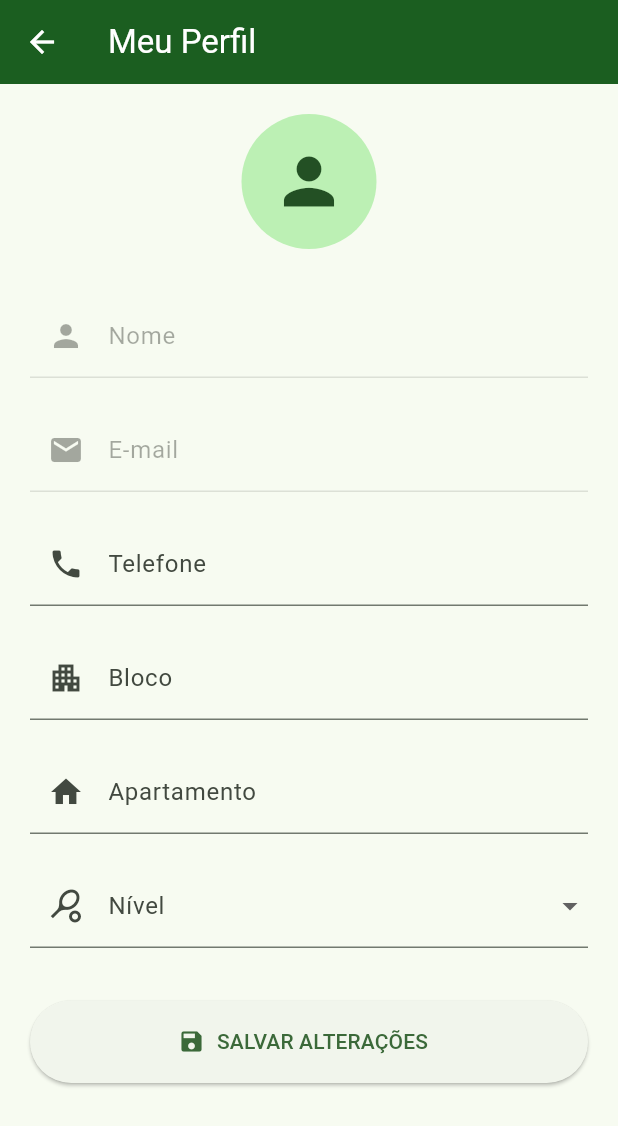
After one commit to lsVictorDev/app-tenis-condominio, a Flutter app: the screen it shows once a user with an empty profile is signed in, after a tap on "Perfil", on a phone screen of 412 x 824 dp. The commit adds this screen. Shown: the top 1126 px of the screen. Run offline on Flutter 3.47's test engine with Material 3 defaults, Android fonts, the light colour scheme and no system bars; our stand-ins replace cloud_firestore, firebase_auth, firebase_core; accounts and stored records are empty.

Commit message:
feat: adiciona edição de perfil integrada ao Firestore

```diff
--- a/lib/pages/home_screens.dart
+++ b/lib/pages/home_screens.dart
@@ -1,12 +1,22 @@
 import 'package:flutter/material.dart';
 import 'package:firebase_auth/firebase_auth.dart';
+
+import 'profile_screens.dart';
 
 class HomePage extends StatelessWidget {
   const HomePage({super.key});
 
-  Widget card(String titulo, IconData icone) {
+  Widget card(
+    BuildContext context,
+    String titulo,
+    IconData icone, {
+    VoidCallback? onTap,
+  }) {
     return Card(
       elevation: 4,
+      child: InkWell(
+        borderRadius: BorderRadius.circular(12),
+        onTap: onTap,
         child: SizedBox(
           height: 120,
           child: Center(
@@ -26,6 +36,7 @@ class HomePage extends StatelessWidget {
                   ),
                 ),
               ],
+            ),
           ),
         ),
       ),
@@ -73,7 +84,6 @@ class HomePage extends StatelessWidget {
           ),
         ],
       ),
-
       body: Padding(
         padding: const EdgeInsets.all(16),
         child: Column(
@@ -84,24 +94,44 @@ class HomePage extends StatelessWidget {
                   child: Icon(Icons.person),
                 ),
                 title: const Text("Bem-vindo!"),
-                subtitle: Text(
-                  usuario?.email ?? "Usuário",
+                subtitle: Text(usuario?.email ?? "Usuário"),
               ),
             ),
-            ),
-
             const SizedBox(height: 20),
-
             Expanded(
               child: GridView.count(
                 crossAxisCount: 2,
                 crossAxisSpacing: 15,
                 mainAxisSpacing: 15,
                 children: [
-                  card("Ranking", Icons.emoji_events),
-                  card("Desafios", Icons.sports_tennis),
-                  card("Partidas", Icons.calendar_month),
-                  card("Perfil", Icons.person),
+                  card(
+                    context,
+                    "Ranking",
+                    Icons.emoji_events,
+                  ),
+                  card(
+                    context,
+                    "Desafios",
+                    Icons.sports_tennis,
+                  ),
+                  card(
+                    context,
+                    "Partidas",
+                    Icons.calendar_month,
+                  ),
+                  card(
+                    context,
+                    "Perfil",
+                    Icons.person,
+                    onTap: () {
+                      Navigator.push(
+                        context,
+                        MaterialPageRoute(
+                          builder: (context) => const ProfilePage(),
+                        ),
+                      );
+                    },
+                  ),
                 ],
               ),
             ),
--- /dev/null
+++ b/lib/pages/profile_screens.dart
@@ -0,0 +1,220 @@
+import 'package:cloud_firestore/cloud_firestore.dart';
+import 'package:firebase_auth/firebase_auth.dart';
+import 'package:flutter/material.dart';
+
+class ProfilePage extends StatefulWidget {
+  const ProfilePage({super.key});
+
+  @override
+  State<ProfilePage> createState() => _ProfilePageState();
+}
+
+class _ProfilePageState extends State<ProfilePage> {
+  final TextEditingController _telefoneController = TextEditingController();
+
+  final TextEditingController _blocoController = TextEditingController();
+
+  final TextEditingController _apartamentoController = TextEditingController();
+
+  String _nivel = "Iniciante";
+
+  Map<String, dynamic>? _dadosUsuario;
+  bool _carregando = true;
+
+  Future<void> _carregarDados() async {
+    final uid = FirebaseAuth.instance.currentUser!.uid;
+
+    final doc = await FirebaseFirestore.instance
+        .collection('usuarios')
+        .doc(uid)
+        .get();
+
+    if (!doc.exists) return;
+
+    _dadosUsuario = doc.data();
+
+    _telefoneController.text = _dadosUsuario?['telefone'] ?? '';
+
+    _blocoController.text = _dadosUsuario?['bloco'] ?? '';
+
+    _apartamentoController.text = _dadosUsuario?['apartamento'] ?? '';
+
+    _nivel = _dadosUsuario?['nivel'] ?? 'Iniciante';
+
+    setState(() {
+      _carregando = false;
+    });
+  }
+
+  @override
+  void initState() {
+    super.initState();
+    _carregarDados();
+  }
+
+  Future<void> _salvarPerfil() async {
+    final uid = FirebaseAuth.instance.currentUser!.uid;
+
+    try {
+      await FirebaseFirestore.instance.collection('usuarios').doc(uid).update({
+        'telefone': _telefoneController.text.trim(),
+        'bloco': _blocoController.text.trim(),
+        'apartamento': _apartamentoController.text.trim(),
+        'nivel': _nivel,
+      });
+
+      if (!mounted) return;
+
+      ScaffoldMessenger.of(context).showSnackBar(
+        const SnackBar(
+          content: Text("Perfil atualizado com sucesso!"),
+          backgroundColor: Colors.green,
+        ),
+      );
+    } catch (e, stackTrace) {
+      debugPrint("======================================");
+      debugPrint("ERRO AO SALVAR PERFIL");
+      debugPrint(e.toString());
+      debugPrint(stackTrace.toString());
+      debugPrint("======================================");
+
+      if (!mounted) return;
+
+      ScaffoldMessenger.of(context).showSnackBar(
+        SnackBar(
+          content: Text("Erro ao atualizar perfil:\n$e"),
+          backgroundColor: Colors.red,
+        ),
+      );
+    }
+  }
+
+  @override
+  void dispose() {
+    _telefoneController.dispose();
+    _blocoController.dispose();
+    _apartamentoController.dispose();
+    super.dispose();
+  }
+
+  @override
+  Widget build(BuildContext context) {
+    if (_carregando) {
+      return Scaffold(
+        appBar: AppBar(
+          title: const Text("Meu Perfil"),
+          backgroundColor: Colors.green.shade900,
+          foregroundColor: Colors.white,
+        ),
+        body: const Center(child: CircularProgressIndicator()),
+      );
+    }
+
+    return Scaffold(
+      appBar: AppBar(
+        title: const Text("Meu Perfil"),
+        backgroundColor: Colors.green.shade900,
+        foregroundColor: Colors.white,
+      ),
+      body: Padding(
+        padding: const EdgeInsets.all(20),
+        child: ListView(
+          children: [
+            const CircleAvatar(radius: 45, child: Icon(Icons.person, size: 50)),
+
+            const SizedBox(height: 30),
+
+            TextFormField(
+              initialValue: _dadosUsuario?['nome'] ?? '',
+              enabled: false,
+              decoration: const InputDecoration(
+                labelText: "Nome",
+                prefixIcon: Icon(Icons.person),
+              ),
+            ),
+
+            const SizedBox(height: 20),
+
+            TextFormField(
+              initialValue: _dadosUsuario?['email'] ?? '',
+              enabled: false,
+              decoration: const InputDecoration(
+                labelText: "E-mail",
+                prefixIcon: Icon(Icons.email),
+              ),
+            ),
+
+            const SizedBox(height: 20),
+
+            TextField(
+              controller: _telefoneController,
+              keyboardType: TextInputType.phone,
+              decoration: const InputDecoration(
+                labelText: "Telefone",
+                prefixIcon: Icon(Icons.phone),
+              ),
+            ),
+
+            const SizedBox(height: 20),
+
+            TextField(
+              controller: _blocoController,
+              decoration: const InputDecoration(
+                labelText: "Bloco",
+                prefixIcon: Icon(Icons.apartment),
+              ),
+            ),
+
+            const SizedBox(height: 20),
+
+            TextField(
+              controller: _apartamentoController,
+              decoration: const InputDecoration(
+                labelText: "Apartamento",
+                prefixIcon: Icon(Icons.home),
+              ),
+            ),
+
+            const SizedBox(height: 20),
+
+            DropdownButtonFormField<String>(
+              value: _nivel,
+              decoration: const InputDecoration(
+                labelText: "Nível",
+                prefixIcon: Icon(Icons.sports_tennis),
+              ),
+              items: const [
+                DropdownMenuItem(value: "Iniciante", child: Text("Iniciante")),
+                DropdownMenuItem(
+                  value: "Intermediário",
+                  child: Text("Intermediário"),
+                ),
+                DropdownMenuItem(value: "Avançado", child: Text("Avançado")),
+                DropdownMenuItem(
+                  value: "Competitivo",
+                  child: Text("Competitivo"),
+                ),
+              ],
+              onChanged: (valor) {
+                setState(() {
+                  _nivel = valor!;
+                });
+              },
+            ),
+
+            const SizedBox(height: 35),
+
+            SizedBox(
+              height: 55,
+              child: ElevatedButton.icon(
+                onPressed: _salvarPerfil,
+                icon: const Icon(Icons.save),
+                label: const Text("SALVAR ALTERAÇÕES"),
+              ),
+            ),
+          ],
+        ),
+      ),
+    );
+  }
+}
```
Lines whose indentation alone changed are shown as unchanged.
